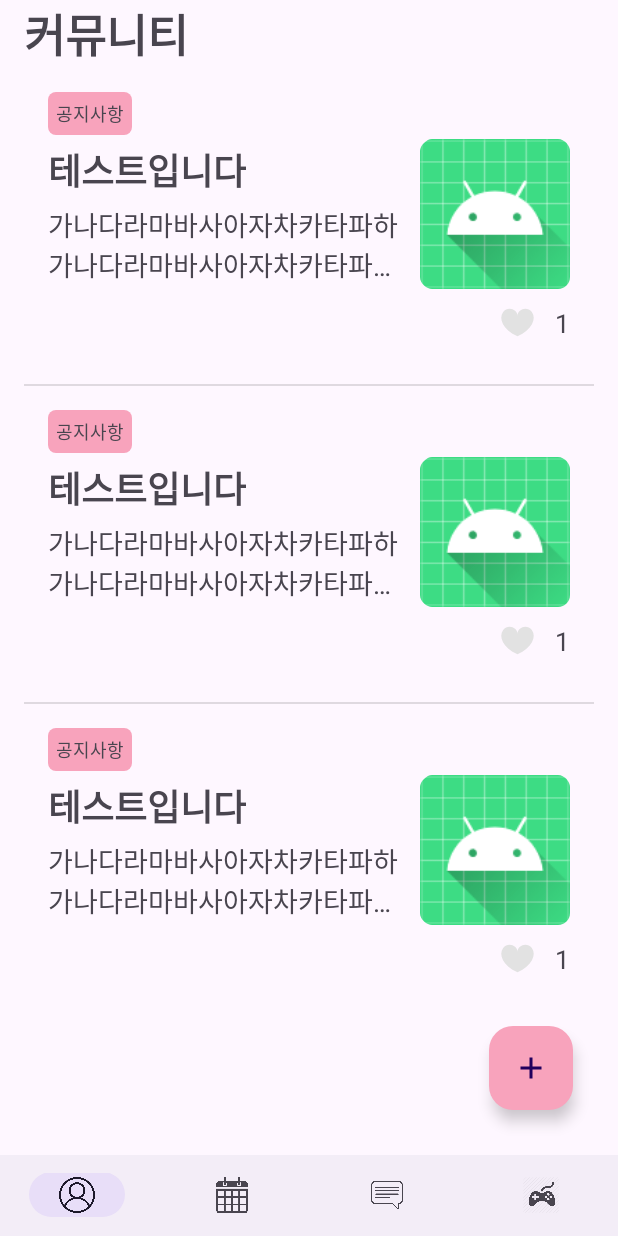
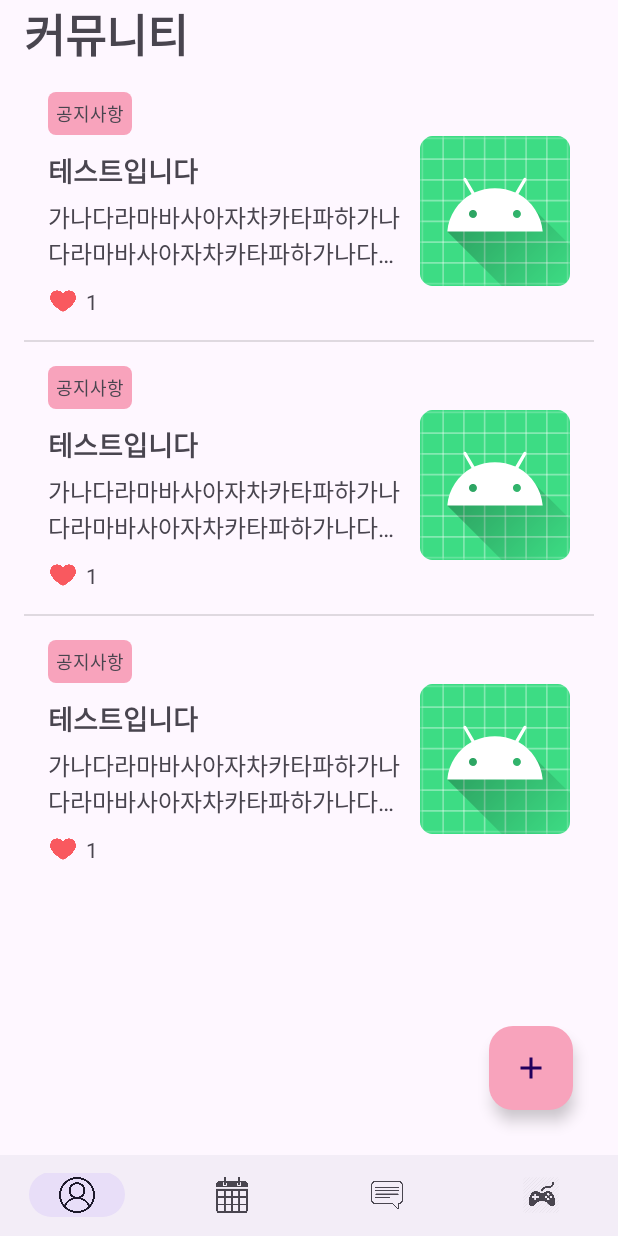
Before and after one commit to joye-seo/Sixtagram, an Android app: the layout activity_community.xml on its own in the app's theme, with its tools: preview values and no code run, on a phone screen of 412 x 824 dp. Run offline under Robolectric (Android 15) with nearby library versions, the phone set to English and light mode, and no system bars.

Commit message:
[FEAT] Community - CommunityDetail ImageView 연결

```diff
--- a/app/build.gradle
+++ b/app/build.gradle
@@ -48,8 +48,7 @@ dependencies {
 
     //lottie animation
     implementation 'com.airbnb.android:lottie:6.1.0'
-    //circle image
-    implementation 'de.hdodenhof:circleimageview:3.1.0'
 
-
+    //Glide
+    implementation 'com.github.bumptech.glide:glide:4.15.1'
 }
--- a/app/src/main/AndroidManifest.xml
+++ b/app/src/main/AndroidManifest.xml
@@ -1,6 +1,8 @@
 <?xml version="1.0" encoding="utf-8"?>
 <manifest xmlns:android="http://schemas.android.com/apk/res/android"
     xmlns:tools="http://schemas.android.com/tools">
+
+    <uses-permission android:name="android.permission.INTERNET"/>
 
     <application
         android:allowBackup="true"
--- a/app/src/main/java/com/example/sixtagram/community/CommunityDetailActivity.kt
+++ b/app/src/main/java/com/example/sixtagram/community/CommunityDetailActivity.kt
@@ -1,9 +1,11 @@
 package com.example.sixtagram.community
 
+import android.media.Image
 import android.os.Bundle
 import android.widget.ImageView
 import android.widget.TextView
 import androidx.appcompat.app.AppCompatActivity
+import com.bumptech.glide.Glide
 import com.example.sixtagram.R
 
 class CommunityDetailActivity : AppCompatActivity() {
@@ -18,6 +20,7 @@ class CommunityDetailActivity : AppCompatActivity() {
 
         val tvTitleDetail = findViewById<TextView>(R.id.tv_community_detail_title)
         val tvContentDetail = findViewById<TextView>(R.id.tv_community_detail_content)
+        val imageContentDetail = findViewById<ImageView>(R.id.iv_community_detail_image)
 
         btnBackDetail.setOnClickListener {
 //            val intent = Intent(this,CommunityActivity::class.java)
@@ -28,6 +31,7 @@ class CommunityDetailActivity : AppCompatActivity() {
         val communityData = intent.getSerializableExtra("communityData") as CommunityData
         tvTitleDetail.text = communityData.title
         tvContentDetail.text = communityData.content
+        Glide.with(this).load(communityData.picture).into(imageContentDetail)
 
 
     }
--- a/app/src/main/res/layout/activity_community.xml
+++ b/app/src/main/res/layout/activity_community.xml
@@ -8,7 +8,7 @@
 
     <LinearLayout
         android:layout_width="match_parent"
-        android:layout_height="match_parent"
+        android:layout_height="0dp"
         android:orientation="vertical"
         android:paddingHorizontal="16dp"
         app:layout_constraintBottom_toTopOf="@id/bottom_nav"
--- a/app/src/main/res/layout/activity_community_detail.xml
+++ b/app/src/main/res/layout/activity_community_detail.xml
@@ -81,9 +81,8 @@
             <androidx.appcompat.widget.AppCompatImageView
                 android:id="@+id/iv_community_detail_image"
                 android:layout_width="match_parent"
-                android:layout_height="300dp"
+                android:layout_height="wrap_content"
                 android:layout_marginTop="20dp"
-                android:background="@color/pantone_189"
                 app:layout_constraintTop_toBottomOf="@id/iv_community_detail_profile"
                 app:srcCompat="@drawable/ic_image_add" />
 
--- a/app/src/main/res/layout/item_community.xml
+++ b/app/src/main/res/layout/item_community.xml
@@ -2,8 +2,8 @@
 <androidx.constraintlayout.widget.ConstraintLayout xmlns:android="http://schemas.android.com/apk/res/android"
     xmlns:app="http://schemas.android.com/apk/res-auto"
     android:layout_width="match_parent"
-    android:padding="16dp"
-    android:layout_height="match_parent">
+    android:layout_height="match_parent"
+    android:padding="16dp">
 
     <androidx.appcompat.widget.AppCompatTextView
         android:id="@+id/tv_community_subject"
@@ -20,9 +20,9 @@
         android:id="@+id/tv_community_title"
         android:layout_width="wrap_content"
         android:layout_height="wrap_content"
-        android:layout_marginTop="5dp"
+        android:layout_marginTop="10dp"
         android:text="테스트입니다"
-        android:textSize="24sp"
+        android:textSize="18sp"
         android:textStyle="bold"
         app:layout_constraintStart_toStartOf="parent"
         app:layout_constraintTop_toBottomOf="@id/tv_community_subject" />
@@ -35,7 +35,7 @@
         android:ellipsize="end"
         android:maxLines="2"
         android:text="가나다라마바사아자차카타파하가나다라마바사아자차카타파하가나다라마바사아자차카타파하가나다라마바사아자차카타파하"
-        android:textSize="18sp"
+        android:textSize="16sp"
         app:layout_constraintEnd_toStartOf="@id/iv_community_image"
         app:layout_constraintStart_toStartOf="parent"
         app:layout_constraintTop_toBottomOf="@id/tv_community_title" />
@@ -43,32 +43,35 @@
     <androidx.appcompat.widget.AppCompatImageView
         android:id="@+id/iv_community_image"
         android:layout_width="100dp"
-        android:layout_height="wrap_content"
+        android:layout_height="100dp"
+        android:layout_marginStart="10dp"
         android:adjustViewBounds="true"
-        android:scaleType="fitCenter"
-        android:layout_marginStart="10dp"
+        android:scaleType="fitXY"
         android:src="@mipmap/ic_launcher_round"
         app:layout_constraintBottom_toBottomOf="@id/tv_community_content"
         app:layout_constraintEnd_toEndOf="parent"
         app:layout_constraintStart_toEndOf="@id/tv_community_content"
         app:layout_constraintTop_toTopOf="@id/tv_community_title" />
 
-    <com.airbnb.lottie.LottieAnimationView
+    <androidx.appcompat.widget.AppCompatImageView
         android:id="@+id/lottie_heart"
-        android:layout_width="50dp"
-        android:layout_height="50dp"
-        app:layout_constraintEnd_toStartOf="@id/tv_communuty_like_count"
+        android:layout_width="20dp"
+        android:layout_height="20dp"
+        android:layout_marginTop="10dp"
+        app:layout_constraintStart_toStartOf="parent"
         app:layout_constraintTop_toBottomOf="@id/tv_community_content"
-        app:lottie_rawRes="@raw/lottie_heart" />
+        app:srcCompat="@drawable/ic_heart" />
 
     <androidx.appcompat.widget.AppCompatTextView
-        android:id="@+id/tv_communuty_like_count"
+        android:id="@+id/tv_community_like_count"
         android:layout_width="wrap_content"
-        android:textSize="17sp"
+        android:layout_marginStart="5dp"
         android:layout_height="wrap_content"
+        android:gravity="center"
+        android:text="1"
+        android:textSize="14sp"
         app:layout_constraintBottom_toBottomOf="@id/lottie_heart"
-        android:text="1"
-        app:layout_constraintEnd_toEndOf="parent"
+        app:layout_constraintStart_toEndOf="@id/lottie_heart"
         app:layout_constraintTop_toTopOf="@id/lottie_heart" />
 
 </androidx.constraintlayout.widget.ConstraintLayout>
```
Also changed, not shown: app/src/main/java/com/example/sixtagram/community/CommunityActivity.kt (+23 -9 lines), app/src/main/java/com/example/sixtagram/community/CommunityAdapter.kt (+7 -1 lines), app/src/main/res/drawable/ic_heart.png (added).
